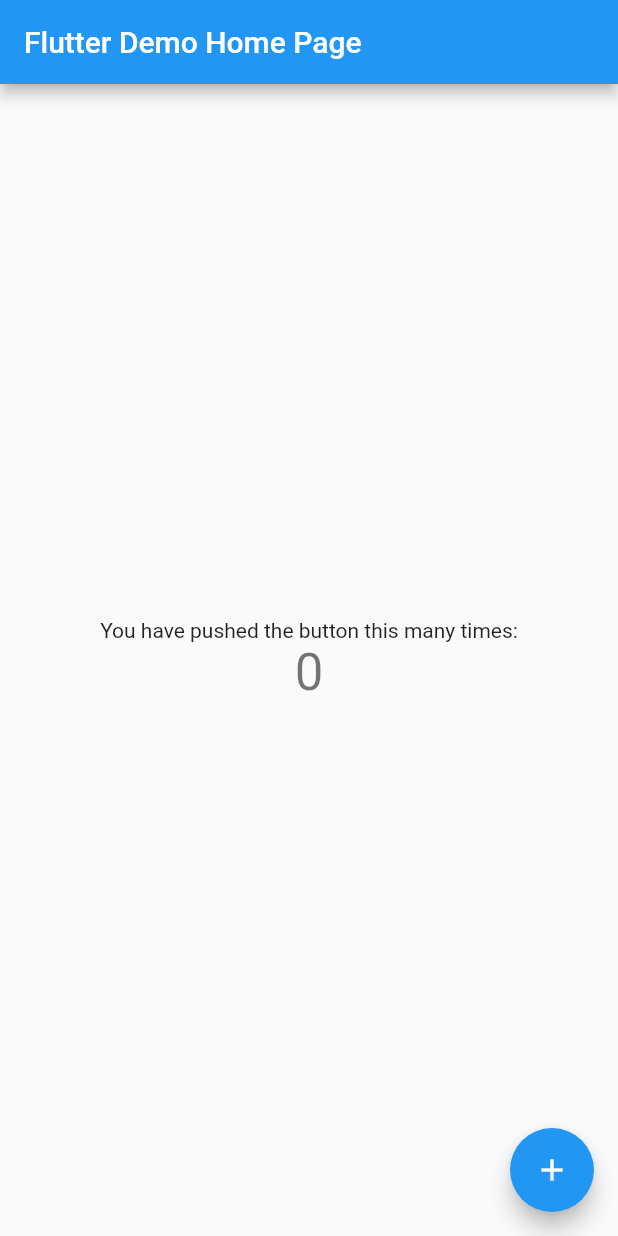
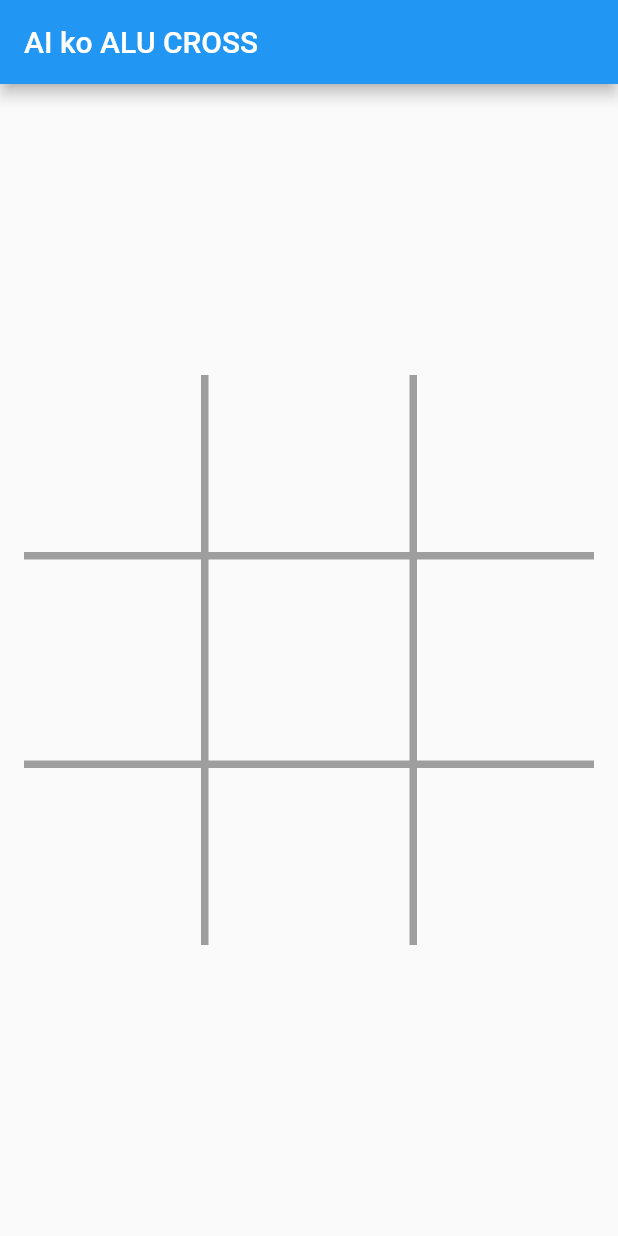
Before and after one commit to Samyush/TikTacToe_AI, a Flutter app: the screen it shows after launch, on a phone screen of 412 x 824 dp. Run offline on Flutter 3.47's test engine with Material 2 defaults, Android fonts, the phone set to English and light mode, and no system bars.

Commit message:
added game screen ui in gameScreen.dart

```diff
--- /dev/null
+++ b/lib/ReuseCodes/constants.dart
@@ -0,0 +1,19 @@
+const HORIZONTAL = 0;
+const VERTICAL = 1;
+const DIAGONAL_ASCENDING = 2;
+const DIAGONAL_DESCENDING = 3;
+
+const PLAYER_WINNER = 10;
+const AI_WINNER = 11;
+const DRAFT = 12;
+
+const NAME = 'name';
+const PHOTO_URL = 'photoUrl';
+const PUSH_ID = 'pushId';
+const USERS = 'users';
+const USER_ID = 'userId';
+const USER_NAME = 'userName';
+
+const SINGLE_GAME = 'singleGame';
+const MULTIPLAYER = 'Multiplayer';
+const USER_LIST = 'userList';
--- /dev/null
+++ b/lib/Screen/gameScreen.dart
@@ -0,0 +1,129 @@
+import 'package:TikTacToe_AI/GameUI/victoryLine.dart';
+import 'package:TikTacToe_AI/ReuseCodes/Shapes/circle.dart';
+import 'package:TikTacToe_AI/ReuseCodes/Shapes/cross.dart';
+import 'package:TikTacToe_AI/Victory/victory.dart';
+import 'package:flutter/material.dart';
+
+class GameScreen extends StatefulWidget {
+  GameScreen({Key key, this.title}) : super(key: key);
+
+  final String title;
+
+  @override
+  _GameScreenState createState() => _GameScreenState();
+}
+
+class _GameScreenState extends State<GameScreen> {
+  BuildContext _context;
+
+  List<List<String>> field = [
+    ['', '', ''],
+    ['', '', ''],
+    ['', '', '']
+  ];
+  Victory victory;
+
+  @override
+  Widget build(BuildContext context) {
+    return Scaffold(
+      appBar: AppBar(
+        // Here we take the value from the MyHomePage object that was created by
+        // the App.build method, and use it to set our appbar title.
+        title: Text(widget.title),
+      ),
+      body: Builder(builder: (BuildContext context) {
+        _context = context;
+        return Center(
+            child: Stack(
+                children: [buildGrid(), buildField(), buildVictoryLine()]));
+      }),
+    );
+  }
+
+  Widget buildGrid() => AspectRatio(
+      aspectRatio: 1.0,
+      child: Stack(
+        children: [
+          Column(mainAxisAlignment: MainAxisAlignment.spaceEvenly, children: [
+            buildHorizontalLine,
+            buildHorizontalLine,
+          ]),
+          Row(mainAxisAlignment: MainAxisAlignment.spaceEvenly, children: [
+            buildVerticalLine,
+            buildVerticalLine,
+          ])
+        ],
+      ));
+
+  Container get buildVerticalLine => Container(
+      margin: EdgeInsets.only(top: 16.0, bottom: 16.0),
+      color: Colors.grey,
+      width: 5.0);
+
+  Container get buildHorizontalLine => Container(
+      margin: EdgeInsets.only(left: 16.0, right: 16.0),
+      color: Colors.grey,
+      height: 5.0);
+
+  Widget buildField() => AspectRatio(
+      aspectRatio: 1.0,
+      child:
+          Column(mainAxisAlignment: MainAxisAlignment.spaceEvenly, children: [
+        Expanded(
+            child: Row(
+                mainAxisAlignment: MainAxisAlignment.spaceEvenly,
+                children: [
+              buildCell(0, 0),
+              buildCell(0, 1),
+              buildCell(0, 2),
+            ])),
+        Expanded(
+            child: Row(
+                mainAxisAlignment: MainAxisAlignment.spaceEvenly,
+                children: [
+              buildCell(1, 0),
+              buildCell(1, 1),
+              buildCell(1, 2),
+            ])),
+        Expanded(
+            child: Row(
+                mainAxisAlignment: MainAxisAlignment.spaceEvenly,
+                children: [
+              buildCell(2, 0),
+              buildCell(2, 1),
+              buildCell(2, 2),
+            ]))
+      ]));
+
+  Widget buildCell(int row, int column) => AspectRatio(
+      aspectRatio: 1.0,
+      child: GestureDetector(
+          onTap: () {
+            // if (!gameIsDone() && playersTurn) {
+            //   setState(() {
+            //     displayPlayersTurn(row, column);
+            //
+            //     if (!gameIsDone() && type == null) {
+            //       displayAiTurn();
+            //     }
+            //   });
+            // }
+          },
+          child: buildCellItem(row, column)));
+
+  Widget buildCellItem(int row, int column) {
+    var cell = field[row][column];
+    if (cell.isNotEmpty) {
+      if (cell == 'X') {
+        return Container(padding: EdgeInsets.all(24.0), child: Cross());
+      } else {
+        return Container(padding: EdgeInsets.all(24.0), child: Circle());
+      }
+    } else {
+      return null;
+    }
+  }
+
+  Widget buildVictoryLine() => AspectRatio(
+      aspectRatio: 1.0, child: CustomPaint(painter: VictoryLine(victory)));
+}
--- /dev/null
+++ b/lib/Victory/victory.dart
@@ -0,0 +1,8 @@
+class Victory {
+  int row;
+  int col;
+  int lineType;
+  int winner;
+
+  Victory(this.row, this.col, this.lineType, this.winner);
+}
--- a/lib/main.dart
+++ b/lib/main.dart
@@ -1,3 +1,4 @@
+import 'package:TikTacToe_AI/Screen/gameScreen.dart';
 import 'package:flutter/material.dart';
 
 void main() => runApp(MyApp());
@@ -7,63 +8,12 @@ class MyApp extends StatelessWidget {
   @override
   Widget build(BuildContext context) {
     return MaterialApp(
-      title: 'Flutter Demo',
+      title: 'AI ko ALU CROSS',
       theme: ThemeData(
         primarySwatch: Colors.blue,
         visualDensity: VisualDensity.adaptivePlatformDensity,
       ),
-      home: MyHomePage(title: 'Flutter Demo Home Page'),
+      home: GameScreen(title: 'AI ko ALU CROSS'),
     );
   }
 }
-
-class MyHomePage extends StatefulWidget {
-  MyHomePage({Key key, this.title}) : super(key: key);
-
-  final String title;
-
-  @override
-  _MyHomePageState createState() => _MyHomePageState();
-}
-
-class _MyHomePageState extends State<MyHomePage> {
-  int _counter = 0;
-
-  void _incrementCounter() {
-    setState(() {
-      _counter++;
-    });
-  }
-
-  @override
-  Widget build(BuildContext context) {
-    return Scaffold(
-      appBar: AppBar(
-        // Here we take the value from the MyHomePage object that was created by
-        // the App.build method, and use it to set our appbar title.
-        title: Text(widget.title),
-      ),
-      body: Center(
-        // Center is a layout widget. It takes a single child and positions it
-        // in the middle of the parent.
-        child: Column(
-          mainAxisAlignment: MainAxisAlignment.center,
-          children: <Widget>[
-            Text(
-              'You have pushed the button this many times:',
-            ),
-            Text(
-              '$_counter',
-              style: Theme.of(context).textTheme.headline4,
-            ),
-          ],
-        ),
-      ),
-      floatingActionButton: FloatingActionButton(
-        onPressed: _incrementCounter,
-        tooltip: 'Increment',
-        child: Icon(Icons.add),
-      ), // This trailing comma makes auto-formatting nicer for build methods.
-    );
-  }
-}
```
Also changed, not shown: lib/GameUI/victoryLine.dart (added, +95 -0 lines), lib/ReuseCodes/Shapes/circle.dart (added, +40 -0 lines), lib/ReuseCodes/Shapes/circlePainter.dart (added, +26 -0 lines), lib/ReuseCodes/Shapes/cross.dart (added, +40 -0 lines), lib/ReuseCodes/Shapes/crossPainter.dart (added, +43 -0 lines), lib/GameUI/game_state.dart (added), 1 other file.
